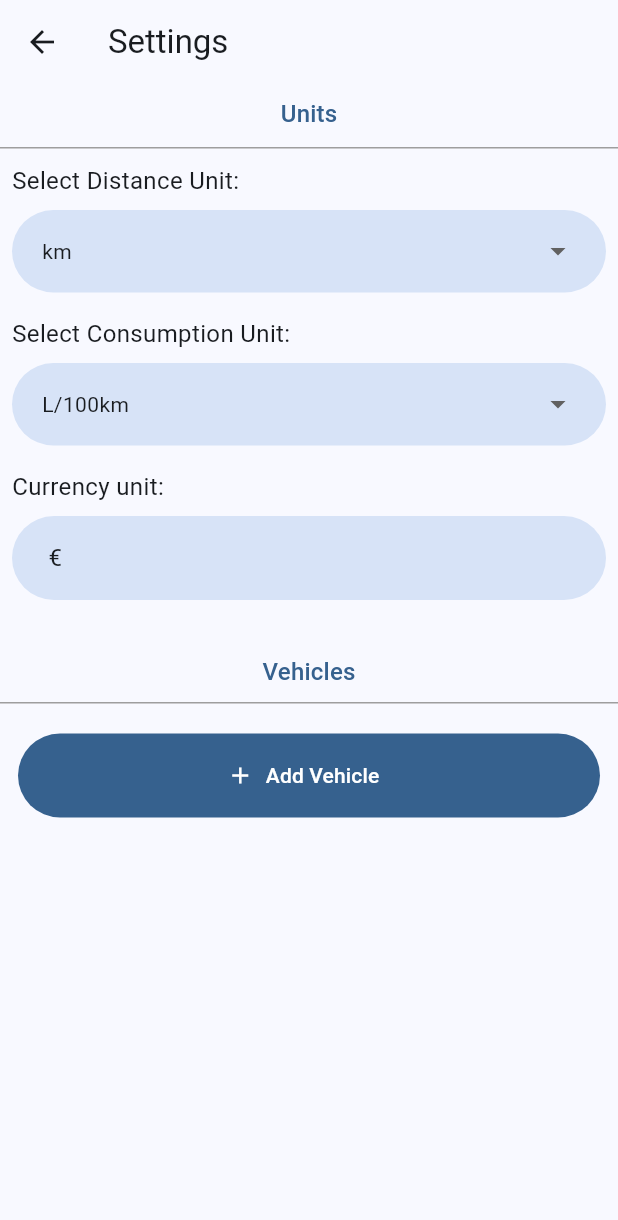
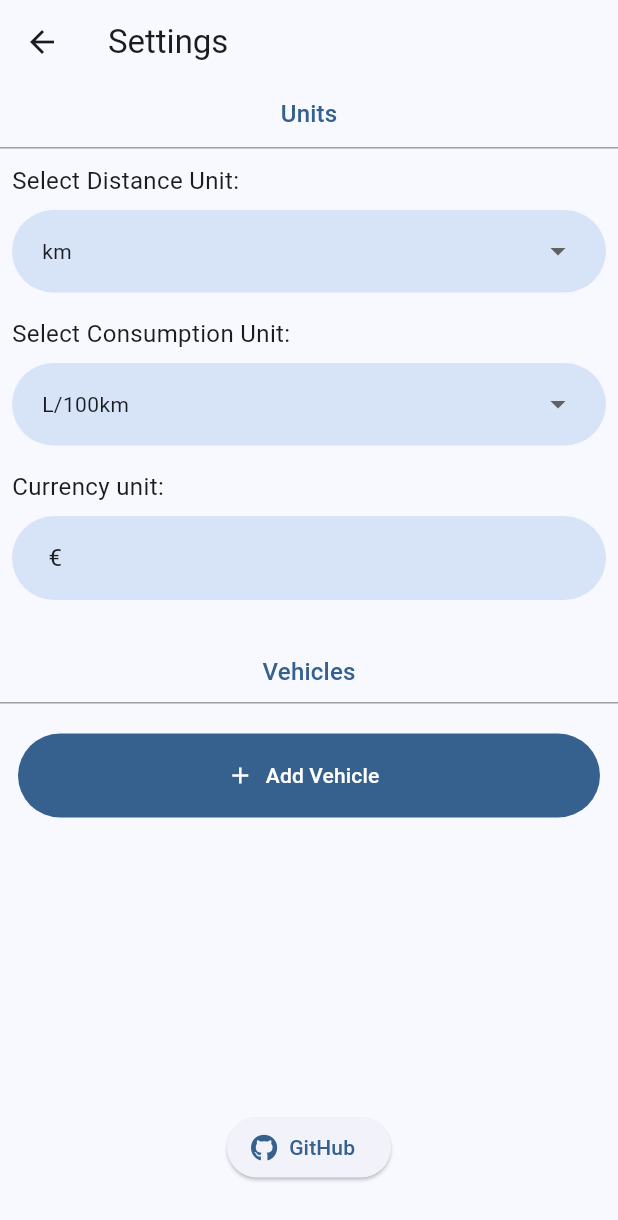
Before and after one commit to Mauznemo/open-fuel-calculator, a Flutter app: the SettingsPage screen opened by its route, on a phone screen of 412 x 824 dp. Shown: the top 1220 px of the screen. Run offline on Flutter 3.47's test engine with Material 3 defaults, Android fonts, the phone set to English and light mode, and no system bars; drawn by our look-alikes of dynamic_color; our stand-ins replace font_awesome_flutter, objectbox, shared_preferences; accounts and stored records are empty; generated files the repository leaves out were written again.

Commit message:
feat: add GitHub link to settings

```diff
--- a/lib/pages/settings.dart
+++ b/lib/pages/settings.dart
@@ -1,7 +1,9 @@
 import 'package:flutter/material.dart';
+import 'package:font_awesome_flutter/font_awesome_flutter.dart';
 import 'package:fuel_calculator_flutter/components/custom_text_input.dart';
 import 'package:fuel_calculator_flutter/components/vehicle_list.dart';
 import 'package:shared_preferences/shared_preferences.dart';
+import 'package:url_launcher/url_launcher.dart';
 
 import '../components/custom_dropdown_button.dart';
 
@@ -56,6 +58,7 @@ class _SettingsPageState extends State<SettingsPage> {
   @override
   Widget build(BuildContext context) {
     return Scaffold(
+        resizeToAvoidBottomInset: false,
         appBar: AppBar(
           title: Text('Settings'),
           scrolledUnderElevation: 0,
@@ -167,6 +170,16 @@ class _SettingsPageState extends State<SettingsPage> {
             Divider(height: 1, color: Colors.grey),
             SizedBox(height: 20),
             VehicleList(consumptionUnit: consumptionUnits),
+            ElevatedButton.icon(
+              // Lifts the button up a bit
+              onPressed: () async {
+                await launchUrl(Uri.parse(
+                    "https://github.com/Mauznemo/open-fuel-calculator"));
+              },
+              icon: const FaIcon(FontAwesomeIcons.github),
+              label: const Text("GitHub"),
+            ),
+            SizedBox(height: 35),
           ],
         ));
   }
--- a/pubspec.yaml
+++ b/pubspec.yaml
@@ -16,6 +16,8 @@ dependencies:
   objectbox_flutter_libs: any
   dynamic_color: ^1.7.0
   shared_preferences: ^2.3.5
+  font_awesome_flutter: ^10.8.0
+  url_launcher: ^6.3.2
 
   cupertino_icons: ^1.0.8
 
```
Also changed, not shown: pubspec.lock, 1 other file.
